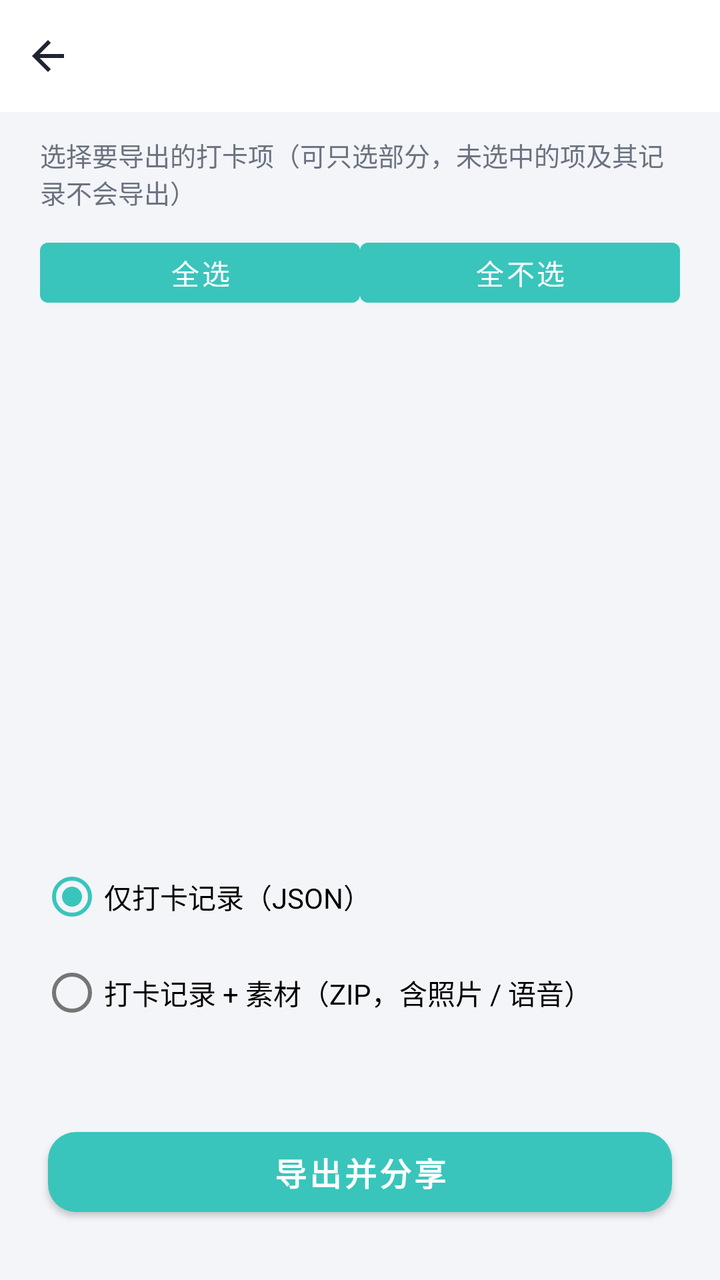
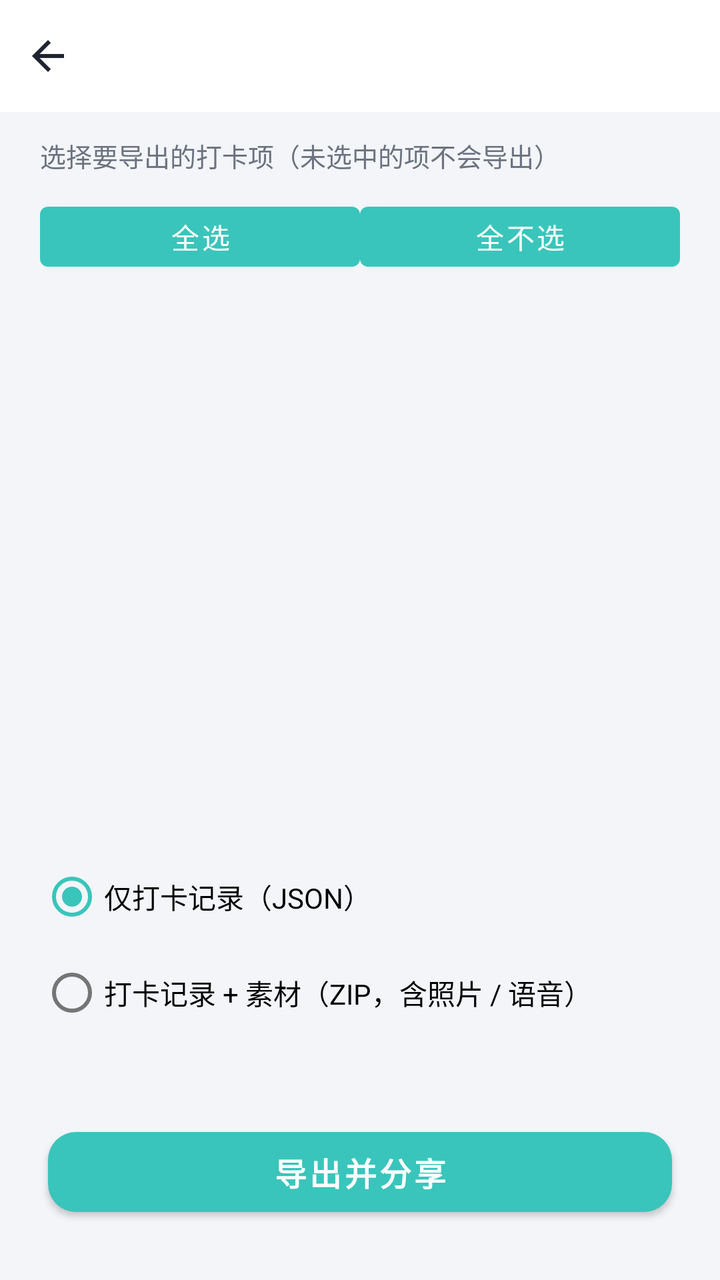

An Android layout rendered at two revisions. The XML below is the earlier revision; the diff shows what the commit changed to produce the second picture.
<!-- AndroidManifest.xml: application theme Theme.Checkin -->
<!-- res/layout/activity_export.xml -->
<?xml version="1.0" encoding="utf-8"?>
<LinearLayout xmlns:android="http://schemas.android.com/apk/res/android"
    android:layout_width="match_parent"
    android:layout_height="match_parent"
    android:background="@color/bg_page"
    android:orientation="vertical">

    <include android:id="@+id/topbar" layout="@layout/view_topbar" />

    <TextView
        android:id="@+id/tv_hint"
        android:layout_width="match_parent"
        android:layout_height="wrap_content"
        android:layout_marginHorizontal="20dp"
        android:layout_marginTop="12dp"
        android:text="选择要导出的打卡项（可只选部分，未选中的项及其记录不会导出）"
        android:textColor="@color/text_secondary"
        android:textSize="13sp" />

    <LinearLayout
        android:layout_width="match_parent"
        android:layout_height="wrap_content"
        android:layout_marginHorizontal="20dp"
        android:layout_marginTop="10dp"
        android:orientation="horizontal">

        <Button
            android:id="@+id/btn_select_all"
            android:layout_width="0dp"
            android:layout_height="42dp"
            android:layout_weight="1"
            android:text="全选" />

        <Button
            android:id="@+id/btn_select_none"
            android:layout_width="0dp"
            android:layout_height="42dp"
            android:layout_weight="1"
            android:text="全不选" />
    </LinearLayout>

    <ScrollView
        android:layout_width="match_parent"
        android:layout_height="0dp"
        android:layout_weight="1"
        android:layout_marginHorizontal="16dp"
        android:layout_marginTop="8dp">

        <LinearLayout
            android:id="@+id/ll_items"
            android:layout_width="match_parent"
            android:layout_height="wrap_content"
            android:orientation="vertical" />
    </ScrollView>

    <RadioGroup
        android:id="@+id/rg_mode"
        android:layout_width="match_parent"
        android:layout_height="wrap_content"
        android:layout_marginHorizontal="20dp"
        android:layout_marginTop="12dp"
        android:orientation="vertical">

        <RadioButton
            android:id="@+id/rb_json"
            android:layout_width="match_parent"
            android:layout_height="wrap_content"
            android:checked="true"
            android:text="仅打卡记录（JSON）" />

        <RadioButton
            android:id="@+id/rb_zip"
            android:layout_width="match_parent"
            android:layout_height="wrap_content"
            android:text="打卡记录 + 素材（ZIP，含照片 / 语音）" />
    </RadioGroup>

    <TextView
        android:id="@+id/tv_result"
        android:layout_width="match_parent"
        android:layout_height="wrap_content"
        android:layout_marginHorizontal="20dp"
        android:layout_marginTop="10dp"
        android:gravity="center"
        android:textColor="@color/brand_dark"
        android:textSize="13sp" />

    <Button
        android:id="@+id/btn_export"
        style="@style/PrimaryButton"
        android:layout_width="match_parent"
        android:layout_marginHorizontal="24dp"
        android:layout_marginTop="12dp"
        android:layout_marginBottom="28dp"
        android:text="导出并分享" />
</LinearLayout>
<!-- res/layout/view_topbar.xml (included above) -->
<?xml version="1.0" encoding="utf-8"?>
<LinearLayout xmlns:android="http://schemas.android.com/apk/res/android"
    android:layout_width="match_parent"
    android:layout_height="56dp"
    android:background="@color/white"
    android:gravity="center_vertical"
    android:orientation="horizontal">

    <ImageButton
        android:id="@+id/btn_back"
        android:layout_width="48dp"
        android:layout_height="48dp"
        android:background="?attr/selectableItemBackgroundBorderless"
        android:contentDescription="返回"
        android:src="@drawable/ic_back" />

    <FrameLayout
        android:layout_width="0dp"
        android:layout_height="match_parent"
        android:layout_weight="1">

        <TextView
            android:id="@+id/tv_title"
            android:layout_width="wrap_content"
            android:layout_height="wrap_content"
            android:layout_gravity="center"
            android:textColor="@color/text_primary"
            android:textSize="17sp"
            android:textStyle="bold" />
    </FrameLayout>

    <FrameLayout
        android:id="@+id/title_right_container"
        android:layout_width="wrap_content"
        android:layout_height="match_parent"
        android:minWidth="48dp" />
</LinearLayout>
<!-- resources referenced by this layout -->
<resources>
  <color name="bg_page">#F3F5F9</color>
  <color name="brand_dark">#1F9C94</color>
  <color name="text_primary">#1F2430</color>
  <color name="text_secondary">#6B7280</color>
  <color name="white">#FFFFFF</color>
  <!-- drawable ic_back (drawable) -->
  <vector xmlns:android="http://schemas.android.com/apk/res/android"
      android:width="24dp" android:height="24dp"
      android:viewportWidth="24" android:viewportHeight="24" android:tint="@color/text_primary">
      <path android:fillColor="@android:color/white" android:pathData="M20,11H7.83l5.59,-5.59L12,4l-8,8 8,8 1.41,-1.41L7.83,13H20v-2z"/>
  </vector>
  <style name="PrimaryButton" parent="Widget.MaterialComponents.Button">
          <item name="android:layout_height">52dp</item>
          <item name="cornerRadius">14dp</item>
          <item name="android:textSize">16sp</item>
          <item name="android:textStyle">bold</item>
          <item name="android:textColor">@color/white</item>
      </style>
  <style name="Theme.Checkin" parent="Theme.MaterialComponents.Light.NoActionBar">
          <item name="colorPrimary">@color/brand</item>
          <item name="colorPrimaryDark">@color/brand_dark</item>
          <item name="colorAccent">@color/brand</item>
          <item name="android:windowBackground">@color/bg_page</item>
          <item name="android:statusBarColor">@color/white</item>
          <item name="android:windowLightStatusBar">true</item>
          <item name="android:textColorPrimary">@color/text_primary</item>
          <item name="android:textColorSecondary">@color/text_secondary</item>
          <item name="bottomNavigationStyle">@style/Widget.Checkin.BottomNav</item>
      </style>
  <color name="brand">#39C5BB</color>
  <style name="Widget.Checkin.BottomNav" parent="Widget.MaterialComponents.BottomNavigationView">
          <item name="itemTextColor">@color/nav_tint</item>
          <item name="itemIconTint">@color/nav_tint</item>
          <item name="backgroundTint">@color/white</item>
          <item name="elevation">10dp</item>
          <item name="labelVisibilityMode">labeled</item>
      </style>
</resources>

<!-- the commit's change to res/layout/activity_export.xml (unified diff, before → after) -->
@@ -13,7 +13,7 @@
         android:layout_height="wrap_content"
         android:layout_marginHorizontal="20dp"
         android:layout_marginTop="12dp"
-        android:text="选择要导出的打卡项（可只选部分，未选中的项及其记录不会导出）"
+        android:text="选择要导出的打卡项（未选中的项不会导出）"
         android:textColor="@color/text_secondary"
         android:textSize="13sp" />
 
